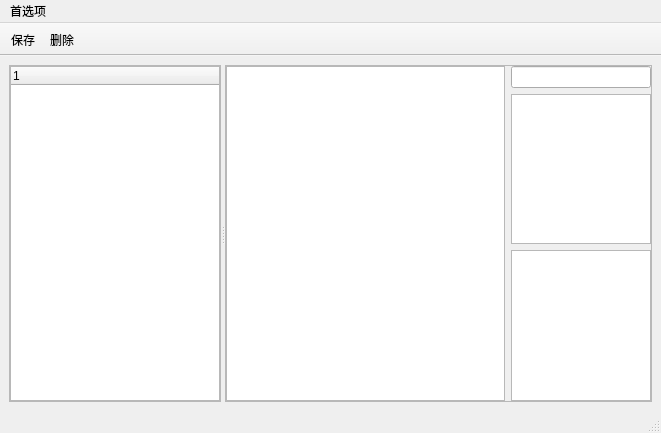
Old version of the form PathManagerPlus/ui/main_window.ui in the repository suifengpiaoyang/PathManagerPlus.
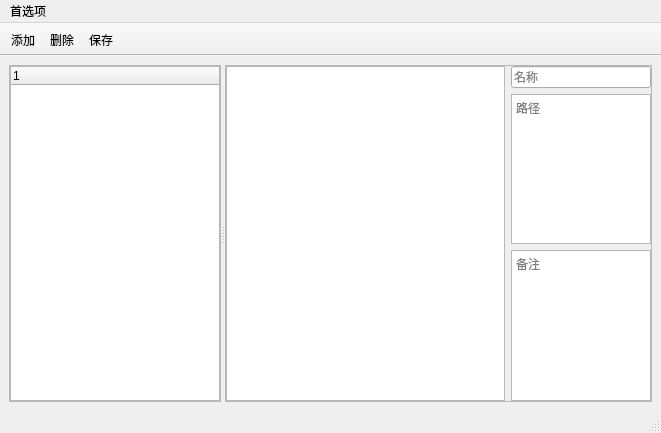
New version of the form. Custom widgets are drawn as their Qt base class.

Commit message: 增加工具栏上的添加按钮以及相关功能

Patch:
```diff
--- a/PathManagerPlus/ui/main_window.ui
+++ b/PathManagerPlus/ui/main_window.ui
@@ -99,13 +99,25 @@
         <item>
          <layout class="QVBoxLayout" name="verticalLayout">
           <item>
-           <widget class="QLineEdit" name="lineEditName"/>
+           <widget class="QLineEdit" name="lineEditName">
+            <property name="placeholderText">
+             <string>名称</string>
+            </property>
+           </widget>
           </item>
           <item>
-           <widget class="CustomQTextEdit" name="textEditPath"/>
+           <widget class="CustomQTextEdit" name="textEditPath">
+            <property name="placeholderText">
+             <string>路径</string>
+            </property>
+           </widget>
           </item>
           <item>
-           <widget class="CustomQTextEdit" name="textEditComment"/>
+           <widget class="CustomQTextEdit" name="textEditComment">
+            <property name="placeholderText">
+             <string>备注</string>
+            </property>
+           </widget>
           </item>
          </layout>
         </item>
@@ -128,8 +140,9 @@
    <attribute name="toolBarBreak">
     <bool>false</bool>
    </attribute>
-   <addaction name="saveAction"/>
+   <addaction name="addAction"/>
    <addaction name="deleteAction"/>
+   <addaction name="saveAction"/>
   </widget>
   <widget class="QMenuBar" name="menuBar">
    <property name="geometry">
@@ -176,6 +189,17 @@
     <string>Del</string>
    </property>
   </action>
+  <action name="addAction">
+   <property name="text">
+    <string>添加</string>
+   </property>
+   <property name="toolTip">
+    <string>添加列表项</string>
+   </property>
+   <property name="shortcut">
+    <string>Ctrl+N</string>
+   </property>
+  </action>
  </widget>
  <customwidgets>
   <customwidget>
```
The commit also changes 5 other files.
